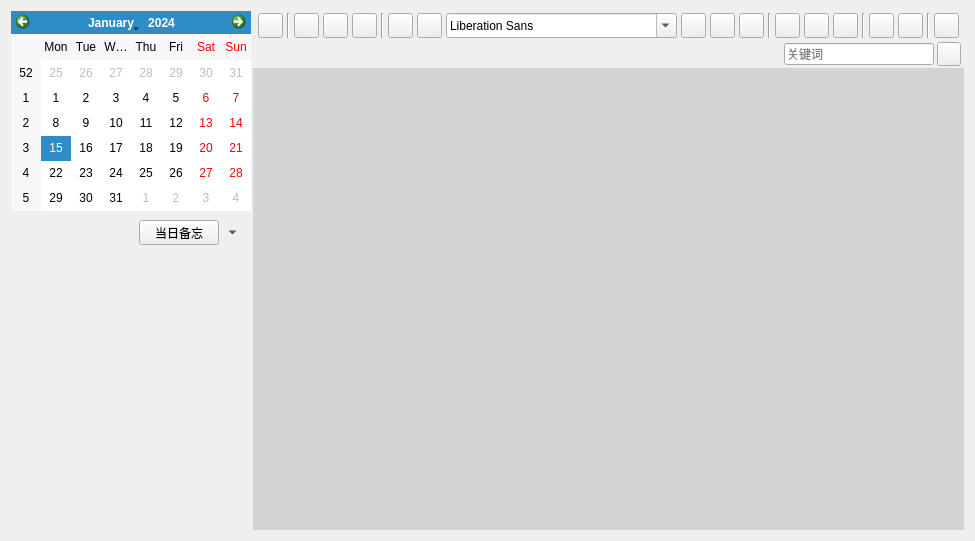
Qt form gui/memoWidget.ui (WatsonJay/tomato_farm) before a commit.
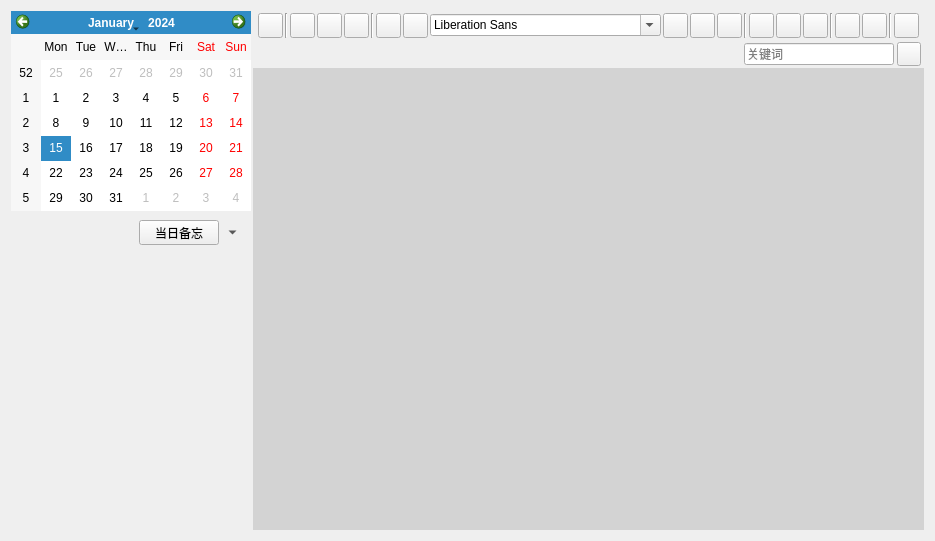
The same form after that commit. The open tabs and pages were chosen to show the change. Icons and pictures are not drawn.

Diff of the .ui file:
```diff
--- a/gui/memoWidget.ui
+++ b/gui/memoWidget.ui
@@ -6,7 +6,7 @@
    <rect>
     <x>0</x>
     <y>0</y>
-    <width>955</width>
+    <width>928</width>
     <height>541</height>
    </rect>
   </property>
@@ -481,7 +481,7 @@
          </property>
          <layout class="QHBoxLayout" name="horizontalLayout_2">
           <property name="spacing">
-           <number>4</number>
+           <number>2</number>
           </property>
           <property name="leftMargin">
            <number>5</number>
@@ -652,11 +652,10 @@
           </item>
           <item>
            <widget class="QFontComboBox" name="fontComboBox">
-            <property name="maximumSize">
-             <size>
-              <width>16777215</width>
-              <height>25</height>
-             </size>
+            <property name="font">
+             <font>
+              <family>Microsoft YaHei UI</family>
+             </font>
             </property>
            </widget>
           </item>
```
Left out of the diff: 5 changed lines with no effect on the pictures.
